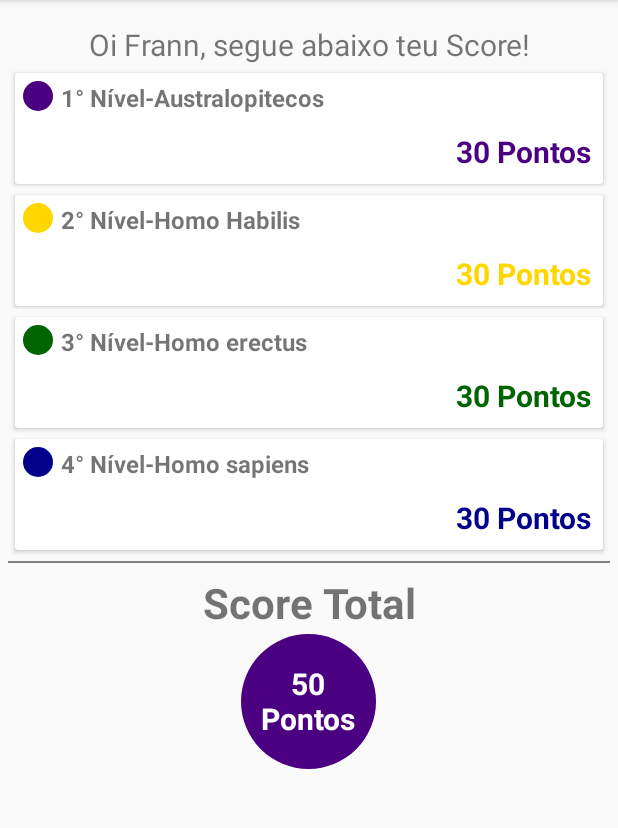
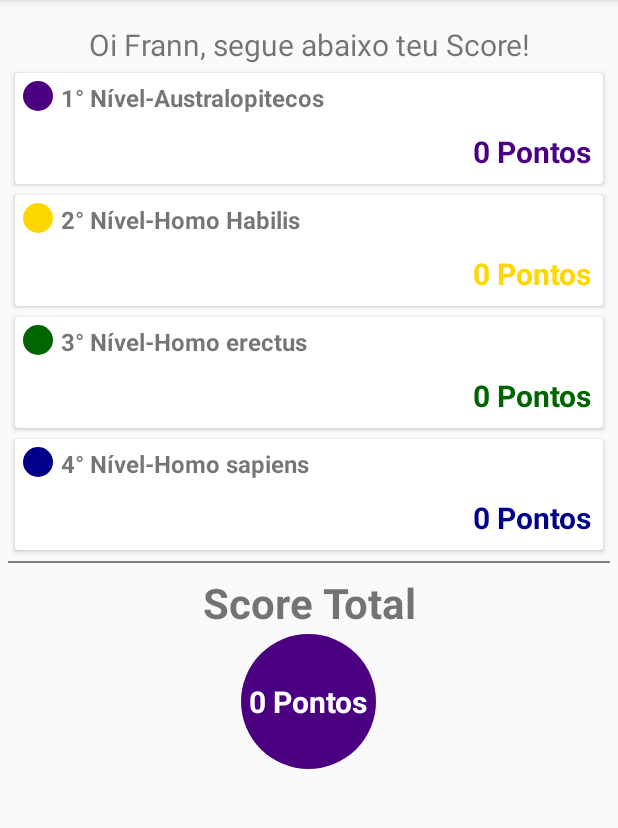
Before and after one commit to francelizemello/Quiz, an Android app: the PerfilFragment screen opened directly, with no data from a screen before it, on a phone screen of 412 x 824 dp, the part 84-912 px from its top. Run offline under Robolectric (Android 15) with nearby library versions, the phone set to English and light mode, and no system bars; our stand-ins replace Room's generated code.

Commit message:
Alteração da música tema, ortografia, lista de questões e do perfil.

```diff
--- a/app/src/main/assets/Question.json
+++ b/app/src/main/assets/Question.json
@@ -66,7 +66,7 @@
     {
       "Question": "8)Existe uma teoria que afirma que o homem chegou as Américas por outra rota além da travessia pelo estreito de Bering. Nessa teoria, o homem teria chegado às Américas por meio de:",
       "OptionA": "a)Uma ponte de areia entre a Ásia e a América.",
-      "OptionB": "b)Um grande movimento das pacas tectônicas",
+      "OptionB": "b)Um grande movimento das placas tectônicas",
       "OptionC": "c)Pequenas embarcações vindos da Indonésia até a América do Sul",
       "OptionD": "d)Mar congelado da última era glacial.",
       "url": "",
--- a/app/src/main/java/br/com/quiz/ui/questoes/PresenterQuestoes.kt
+++ b/app/src/main/java/br/com/quiz/ui/questoes/PresenterQuestoes.kt
@@ -27,9 +27,9 @@ class PresenterQuestoes(
                 else if (response.scoreNivel2 < 5 && response.scoreNivel1 >= 5)
                     fragment.carregarQuestao(5)
                 if (response.scoreNivel3 < 5 && response.scoreNivel2 >= 5)
-                    fragment.carregarQuestao(9)
+                    fragment.carregarQuestao(10)
                 if (response.scoreNivel4 < 5 && response.scoreNivel3 >= 5)
-                    fragment.carregarQuestao(14)
+                    fragment.carregarQuestao(15)
             }
 
             override fun erro() {
--- a/app/src/main/java/br/com/quiz/ui/resultado/ResultadoFragment.kt
+++ b/app/src/main/java/br/com/quiz/ui/resultado/ResultadoFragment.kt
@@ -55,7 +55,7 @@ class ResultadoFragment : Fragment() {
                 tvNovoNivel.text =
                     "Você superou todos os desafios sobre evolução humana e mostrou que é um verdadeiro Homo sapiens. Muito bem! Você concluiu este Quiz e conheceu que A EVOLUÇÃO NÃO PARA!"
                 Glide.with(context).load(R.drawable.apaixonado).into(imgEmotion)
-                tvPontos.text = ""
+                tvPontos.visibility = View.GONE
 
             }else{
                 tvQuiz.text = "Poxa!"
--- a/app/src/main/res/layout/fragment_perfil.xml
+++ b/app/src/main/res/layout/fragment_perfil.xml
@@ -35,8 +35,8 @@
             android:layout_height="match_parent"
             android:layout_marginLeft="10dp"
             android:layout_marginTop="5dp"
+            android:layout_marginRight="10dp"
             android:layout_marginBottom="2dp"
-            android:layout_marginRight="10dp"
             android:layout_weight="1">
 
             <LinearLayout
@@ -78,13 +78,13 @@
                     android:orientation="horizontal">
 
                     <TextView
+                        android:id="@+id/ptNivel1"
                         android:layout_width="match_parent"
                         android:layout_height="wrap_content"
                         android:layout_margin="8dp"
                         android:gravity="right"
-                        android:id="@+id/ptNivel1"
+                        android:text="0 Pontos"
                         android:textColor="@color/colorPrimary"
-                        android:text="30 Pontos"
                         android:textSize="20sp"
                         android:textStyle="bold" />
                 </LinearLayout>
@@ -101,8 +101,8 @@
             android:layout_height="match_parent"
             android:layout_marginLeft="10dp"
             android:layout_marginTop="5dp"
+            android:layout_marginRight="10dp"
             android:layout_marginBottom="2dp"
-            android:layout_marginRight="10dp"
             android:layout_weight="1">
 
             <LinearLayout
@@ -144,13 +144,13 @@
                     android:orientation="horizontal">
 
                     <TextView
+                        android:id="@+id/ptNivel2"
                         android:layout_width="match_parent"
                         android:layout_height="wrap_content"
                         android:layout_margin="8dp"
                         android:gravity="right"
+                        android:text="0 Pontos"
                         android:textColor="@color/colorYellon"
-                        android:text="30 Pontos"
-                        android:id="@+id/ptNivel2"
                         android:textSize="20sp"
                         android:textStyle="bold" />
                 </LinearLayout>
@@ -178,8 +178,8 @@
             android:layout_height="match_parent"
             android:layout_marginLeft="10dp"
             android:layout_marginTop="5dp"
+            android:layout_marginRight="10dp"
             android:layout_marginBottom="2dp"
-            android:layout_marginRight="10dp"
             android:layout_weight="1">
 
             <LinearLayout
@@ -221,13 +221,13 @@
                     android:orientation="horizontal">
 
                     <TextView
+                        android:id="@+id/ptNivel3"
                         android:layout_width="match_parent"
                         android:layout_height="wrap_content"
                         android:layout_margin="8dp"
                         android:gravity="right"
+                        android:text="0 Pontos"
                         android:textColor="@color/colorGreen"
-                        android:text="30 Pontos"
-                        android:id="@+id/ptNivel3"
                         android:textSize="20sp"
                         android:textStyle="bold" />
                 </LinearLayout>
@@ -244,8 +244,8 @@
             android:layout_height="match_parent"
             android:layout_marginLeft="10dp"
             android:layout_marginTop="5dp"
+            android:layout_marginRight="10dp"
             android:layout_marginBottom="2dp"
-            android:layout_marginRight="10dp"
             android:layout_weight="1">
 
             <LinearLayout
@@ -287,13 +287,13 @@
                     android:orientation="horizontal">
 
                     <TextView
+                        android:id="@+id/ptNivel4"
                         android:layout_width="match_parent"
                         android:layout_height="wrap_content"
                         android:layout_margin="8dp"
                         android:gravity="right"
+                        android:text="0 Pontos"
                         android:textColor="@color/colorBlue"
-                        android:text="30 Pontos"
-                        android:id="@+id/ptNivel4"
                         android:textSize="20sp"
                         android:textStyle="bold" />
                 </LinearLayout>
@@ -307,18 +307,19 @@
             android:layout_width="match_parent"
             android:layout_height="1dp"
             android:layout_margin="5dp"
-            android:background="@color/colorCinza"/>
+            android:background="@color/colorCinza" />
 
     </LinearLayout>
 
     <LinearLayout
         android:layout_width="match_parent"
         android:layout_height="wrap_content"
+        android:gravity="center"
         android:orientation="vertical"
-        android:gravity="center"
         app:layout_constraintLeft_toLeftOf="parent"
         app:layout_constraintRight_toRightOf="parent"
         app:layout_constraintTop_toBottomOf="@+id/lnJogo2">
+
         <TextView
             android:layout_width="match_parent"
             android:layout_height="wrap_content"
@@ -327,18 +328,18 @@
             android:text="Score Total"
             android:textSize="28sp"
             android:textStyle="bold" />
+
         <TextView
+            android:id="@+id/ptTotal"
             android:layout_width="90dp"
             android:layout_height="90dp"
             android:background="@drawable/nivel_1"
             android:gravity="center"
+            android:text="0 Pontos"
             android:textColor="@color/colorBranco"
-            android:text="50 Pontos"
-            android:id="@+id/ptTotal"
             android:textSize="20sp"
             android:textStyle="bold" />
     </LinearLayout>
 
 
-
 </androidx.constraintlayout.widget.ConstraintLayout>
```
Also changed, not shown: app/src/main/java/br/com/quiz/ui/perfil/PerfilFragment.kt (+2 -8 lines).
